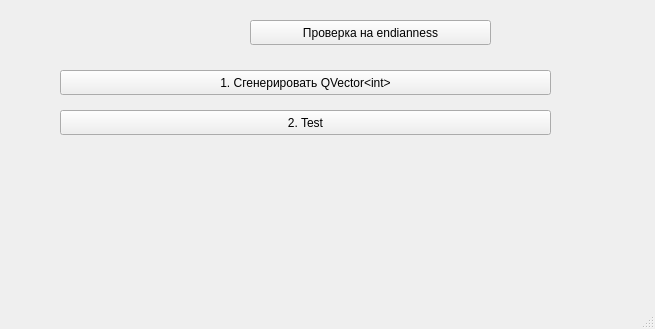
This is 06_type_punning/mainwindow.ui in srdtab/qt_examoles as Qt 5 draws it before an edit. The edited form follows.
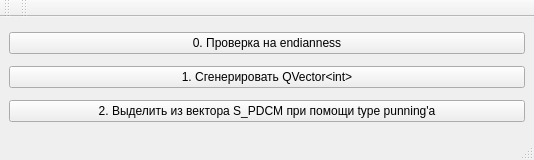
This is the edited form.

Commit message: Добавлено преобразование через type punning из массива слов данных МКО в double и float. Рассматриваем случай с little endian.

The edit to the form file:
```diff
--- a/06_type_punning/mainwindow.ui
+++ b/06_type_punning/mainwindow.ui
@@ -6,53 +6,37 @@
    <rect>
     <x>0</x>
     <y>0</y>
-    <width>655</width>
-    <height>329</height>
+    <width>534</width>
+    <height>160</height>
    </rect>
   </property>
   <property name="windowTitle">
    <string>MainWindow</string>
   </property>
   <widget class="QWidget" name="centralwidget">
-   <widget class="QPushButton" name="pushButton">
-    <property name="geometry">
-     <rect>
-      <x>60</x>
-      <y>70</y>
-      <width>491</width>
-      <height>25</height>
-     </rect>
-    </property>
-    <property name="text">
-     <string>1. Сгенерировать QVector&lt;int&gt;</string>
-    </property>
-   </widget>
-   <widget class="QPushButton" name="pushButton_2">
-    <property name="geometry">
-     <rect>
-      <x>60</x>
-      <y>110</y>
-      <width>491</width>
-      <height>25</height>
-     </rect>
-    </property>
-    <property name="text">
-     <string>2. Test</string>
-    </property>
-   </widget>
-   <widget class="QPushButton" name="pushButton_3">
-    <property name="geometry">
-     <rect>
-      <x>250</x>
-      <y>20</y>
-      <width>241</width>
-      <height>25</height>
-     </rect>
-    </property>
-    <property name="text">
-     <string>Проверка на endianness</string>
-    </property>
-   </widget>
+   <layout class="QVBoxLayout" name="verticalLayout">
+    <item>
+     <widget class="QPushButton" name="pushButton_3">
+      <property name="text">
+       <string>0. Проверка на endianness</string>
+      </property>
+     </widget>
+    </item>
+    <item>
+     <widget class="QPushButton" name="pushButton">
+      <property name="text">
+       <string>1. Сгенерировать QVector&lt;int&gt;</string>
+      </property>
+     </widget>
+    </item>
+    <item>
+     <widget class="QPushButton" name="pushButton_2">
+      <property name="text">
+       <string>2. Выделить из вектора S_PDCM при помощи type punning'а</string>
+      </property>
+     </widget>
+    </item>
+   </layout>
   </widget>
   <widget class="QMenuBar" name="menubar">
    <property name="geometry">
@@ -65,6 +49,28 @@
    </property>
   </widget>
   <widget class="QStatusBar" name="statusbar"/>
+  <widget class="QToolBar" name="toolBar">
+   <property name="windowTitle">
+    <string>toolBar</string>
+   </property>
+   <attribute name="toolBarArea">
+    <enum>TopToolBarArea</enum>
+   </attribute>
+   <attribute name="toolBarBreak">
+    <bool>false</bool>
+   </attribute>
+  </widget>
+  <widget class="QToolBar" name="toolBar_2">
+   <property name="windowTitle">
+    <string>toolBar_2</string>
+   </property>
+   <attribute name="toolBarArea">
+    <enum>TopToolBarArea</enum>
+   </attribute>
+   <attribute name="toolBarBreak">
+    <bool>false</bool>
+   </attribute>
+  </widget>
  </widget>
  <resources/>
  <connections/>
```
Left out of the diff: 2 changed lines with no effect on the pictures. The commit also changes 1 other file.
